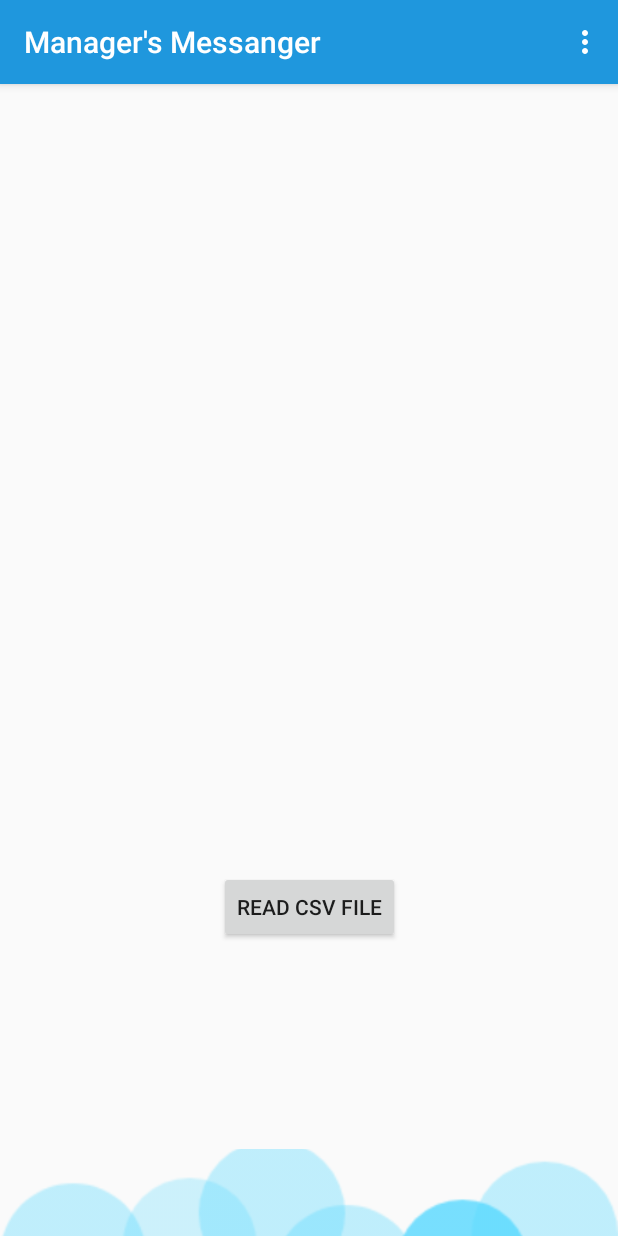
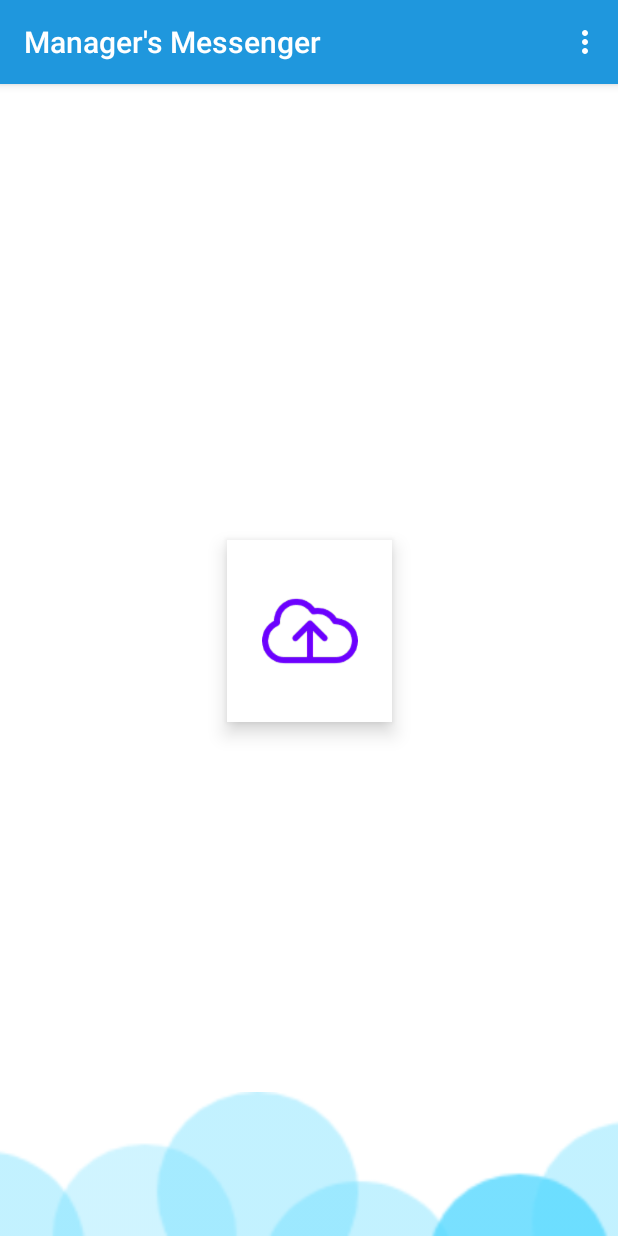
Before and after one commit to ayosol/hngstrikework_app, an Android app: the screen it shows after launch (MainActivity), on a phone screen of 412 x 824 dp. Run offline under Robolectric (Android 15) with nearby library versions, the phone set to English and light mode, and no system bars; our stand-ins replace ButterKnife.

Commit message:
circlesss image now fits base of screen and upload button changed

```diff
--- a/app/src/main/java/com/example/solom/hotel_csv_app/MainActivity.java
+++ b/app/src/main/java/com/example/solom/hotel_csv_app/MainActivity.java
@@ -15,6 +15,7 @@ import android.view.Menu;
 import android.view.MenuItem;
 import android.view.View;
 import android.widget.Button;
+import android.widget.ImageButton;
 import android.widget.Toast;
 
 import com.example.solom.hotel_csv_app.utils.PathUtil;
@@ -32,7 +33,7 @@ public class MainActivity extends AppCompatActivity {
     private static final String TAG = "PERMISSION";
     private static final int CSV_UPLOAD_REQUEST_CODE = 107;
     @BindView(R.id.readcsvfile)
-    Button readCsvFile;
+    ImageButton readCsvFile;
     public static final String EXTRAS_CSV_FILE_NAME="MainActivity.filePath";
 
     @Override
--- a/app/src/main/res/layout/activity_main.xml
+++ b/app/src/main/res/layout/activity_main.xml
@@ -4,28 +4,36 @@
     xmlns:tools="http://schemas.android.com/tools"
     android:layout_width="match_parent"
     android:layout_height="match_parent"
+    android:background="#ffffff"
     tools:context=".MainActivity">
 
-    <Button
+
+    <ImageButton
         android:id="@+id/readcsvfile"
-        android:layout_width="wrap_content"
-        android:layout_height="wrap_content"
-        android:layout_marginStart="132dp"
-        android:layout_marginLeft="132dp"
-        android:layout_marginEnd="132dp"
-        android:layout_marginRight="132dp"
-        android:layout_marginBottom="195dp"
-        android:text="Read Csv File"
-        app:layout_constraintBottom_toBottomOf="parent"
+        android:layout_width="110dp"
+        android:layout_height="121dp"
+        android:layout_marginStart="8dp"
+        android:layout_marginTop="8dp"
+        android:layout_marginEnd="8dp"
+        android:layout_marginBottom="8dp"
+        android:background="#ffffff"
+        android:elevation="8dp"
+        android:src="@drawable/upload_csv_icons"
+        app:layout_constraintBottom_toTopOf="@+id/imageView2"
         app:layout_constraintEnd_toEndOf="parent"
-        app:layout_constraintStart_toStartOf="parent" />
+        app:layout_constraintStart_toStartOf="parent"
+        app:layout_constraintTop_toTopOf="parent"
+        app:layout_constraintVertical_bias="0.553" />
+
+
+
     <ImageView
         android:id="@+id/imageView2"
         android:layout_width="0dp"
-        android:layout_height="wrap_content"
+        android:layout_height="96dp"
+        android:scaleType="centerCrop"
         app:layout_constraintBottom_toBottomOf="parent"
         app:layout_constraintEnd_toEndOf="parent"
         app:layout_constraintStart_toStartOf="parent"
-        android:scaleType="centerCrop"
         app:srcCompat="@drawable/circlesss" />
 </android.support.constraint.ConstraintLayout>
--- a/app/src/main/res/values/strings.xml
+++ b/app/src/main/res/values/strings.xml
@@ -1,5 +1,5 @@
 <resources>
-    <string name="app_name">Manager\'s Messanger</string>
+    <string name="app_name">Manager\'s Messenger</string>
     <string name="title_activity_read_and_display_data__java">ReadAndDisplayDataActivity_Java
     </string>
     <string name="schedule_task">Schedule Task</string>
@@ -26,7 +26,7 @@
     <string name="pref_max_recent_files">pref_max_recent_files</string>
     <string name="pref_schedule_notification">pref_schedule_notification</string>
     <string name="pref_show_estimate">pref_show_estimate</string>
-    <string name="statistics">statistics</string>
+    <string name="statistics">Statistics</string>
     <string-array name="pref_max_recent_values">
         <item>1</item>
         <item>2</item>
```
Also changed, not shown: app/src/main/res/drawable-hdpi/upload_csv_icons.png (added), app/src/main/res/drawable-mdpi/upload_csv_icons.png (added), app/src/main/res/drawable-xhdpi/upload_csv_icons.png (added), app/src/main/res/drawable-xxhdpi/upload_csv_icons.png (added), app/src/main/res/drawable-xxxhdpi/upload_csv_icons.png (added).
